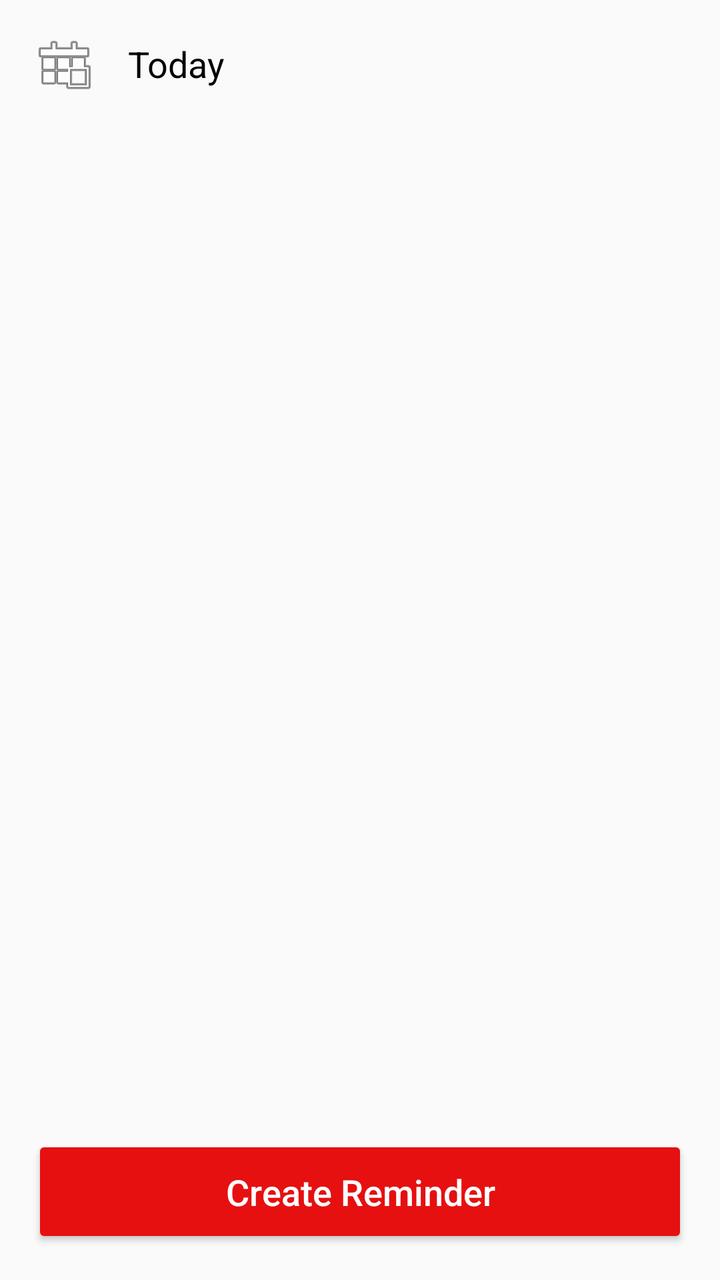
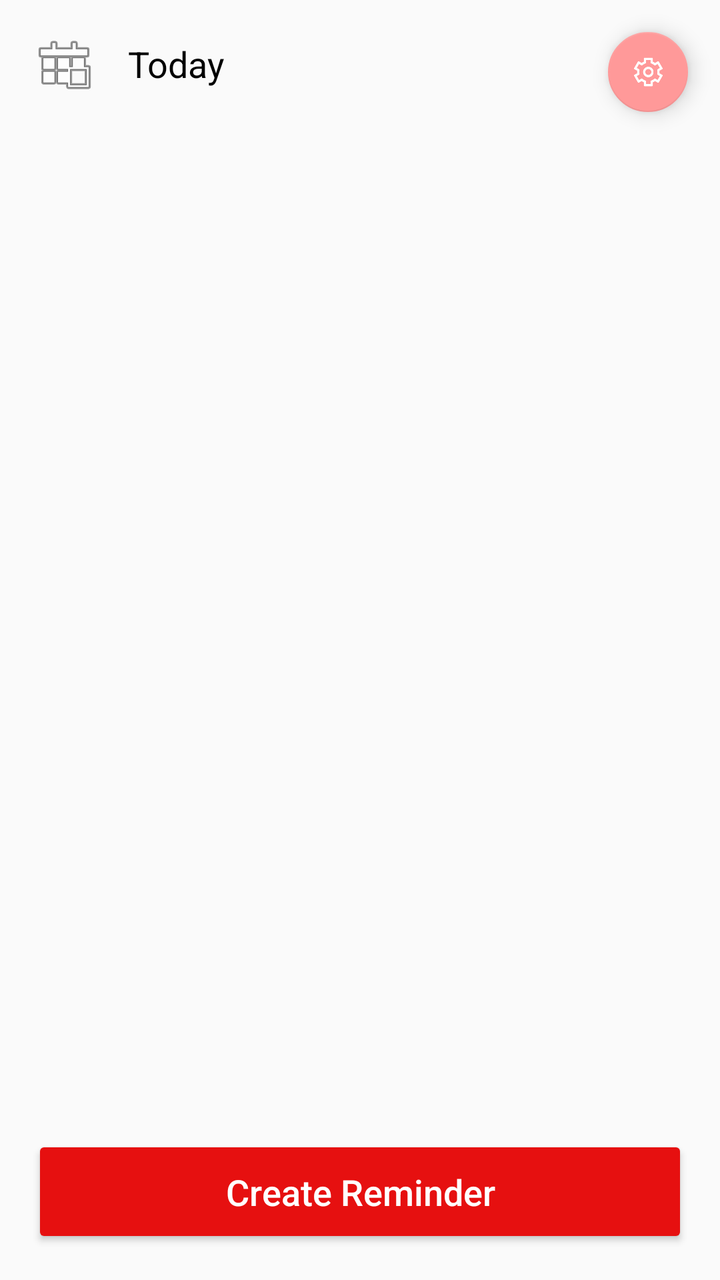

An Android layout rendered at two revisions. The XML below is the earlier revision; the diff shows what the commit changed to produce the second picture.
<!-- AndroidManifest.xml: application theme Theme.MyApplication -->
<!-- res/layout/activity_main.xml -->
<?xml version="1.0" encoding="utf-8"?>
<LinearLayout
    xmlns:android="http://schemas.android.com/apk/res/android"
    android:layout_width="match_parent"
    android:layout_height="match_parent"
    android:orientation="vertical"
    android:padding="16dp">

    
    <LinearLayout
        android:layout_width="match_parent"
        android:layout_height="wrap_content"
        android:orientation="horizontal"
        android:gravity="center_vertical"
        android:paddingBottom="8dp">

        <ImageButton
            android:id="@+id/buttonSelectDate"
            android:layout_width="wrap_content"
            android:layout_height="wrap_content"
            android:src="@android:drawable/ic_menu_today"
            android:contentDescription="Select Date"
            android:background="?attr/selectableItemBackgroundBorderless"/>

        <TextView
            android:id="@+id/textViewSelectedDate"
            android:layout_width="wrap_content"
            android:layout_height="wrap_content"
            android:text="Today"
            android:textSize="18sp"
            android:paddingStart="16dp"
            android:textColor="@android:color/black"/>
    </LinearLayout>

    
    <androidx.recyclerview.widget.RecyclerView
        android:id="@+id/recyclerViewReminders"
        android:layout_width="match_parent"
        android:layout_height="0dp"
        android:layout_weight="1"
        android:clipToPadding="false"
        android:paddingBottom="8dp"/>

    
    <Button
        android:id="@+id/buttonCreateReminder"
        android:layout_width="match_parent"
        android:layout_height="wrap_content"
        android:text="Create Reminder"
        android:textColor="#FFFFFF"
        android:layout_marginTop="24dp"
        android:padding="16dp"
        android:textSize="18sp"/>

</LinearLayout>
<!-- resources referenced by this layout -->
<resources>
  <style name="Theme.MyApplication" parent="Theme.AppCompat.Light.DarkActionBar">
  
          <item name="android:statusBarColor">#f5f5f5</item>
          <item name="colorPrimary">@color/colorPrimary</item>
          <item name="colorPrimaryDark">@color/colorPrimaryDark</item>
          <item name="colorAccent">@color/colorAccent</item>
          <item name="buttonStyle">@style/MyButtonStyle</item>
          <item name="android:textAllCaps">false</item>
  
      </style>
  <color name="colorPrimary">#e61010</color>
  <color name="colorPrimaryDark">#3700B3</color>
  <color name="colorAccent">#ff9999</color>
  <style name="MyButtonStyle" parent="Widget.AppCompat.Button">
          <item name="android:backgroundTint">@color/colorPrimary</item>
      </style>
</resources>

<!-- the commit's change to res/layout/activity_main.xml (unified diff, before → after) -->
@@ -1,55 +1,77 @@
 <?xml version="1.0" encoding="utf-8"?>
-<LinearLayout
-    xmlns:android="http://schemas.android.com/apk/res/android"
+<androidx.coordinatorlayout.widget.CoordinatorLayout xmlns:android="http://schemas.android.com/apk/res/android"
     android:layout_width="match_parent"
     android:layout_height="match_parent"
-    android:orientation="vertical"
-    android:padding="16dp">
+    xmlns:app="http://schemas.android.com/apk/res-auto">
 
-    
     <LinearLayout
+        xmlns:android="http://schemas.android.com/apk/res/android"
+        xmlns:app="http://schemas.android.com/apk/res-auto"
         android:layout_width="match_parent"
-        android:layout_height="wrap_content"
-        android:orientation="horizontal"
-        android:gravity="center_vertical"
-        android:paddingBottom="8dp">
+        android:layout_height="match_parent"
+        android:orientation="vertical"
+        android:padding="16dp">
 
-        <ImageButton
-            android:id="@+id/buttonSelectDate"
-            android:layout_width="wrap_content"
+        
+        <LinearLayout
+            android:layout_width="match_parent"
             android:layout_height="wrap_content"
-            android:src="@android:drawable/ic_menu_today"
-            android:contentDescription="Select Date"
-            android:background="?attr/selectableItemBackgroundBorderless"/>
+            android:orientation="horizontal"
+            android:gravity="center_vertical"
+            android:paddingBottom="8dp">
 
-        <TextView
-            android:id="@+id/textViewSelectedDate"
-            android:layout_width="wrap_content"
+            <ImageButton
+                android:id="@+id/buttonSelectDate"
+                android:layout_width="wrap_content"
+                android:layout_height="wrap_content"
+                android:src="@android:drawable/ic_menu_today"
+                android:contentDescription="Select Date"
+                android:background="?attr/selectableItemBackgroundBorderless"/>
+
+            <TextView
+                android:id="@+id/textViewSelectedDate"
+                android:layout_width="wrap_content"
+                android:layout_height="wrap_content"
+                android:text="Today"
+                android:textSize="18sp"
+                android:paddingStart="16dp"
+                android:textColor="@android:color/black"/>
+        </LinearLayout>
+
+        
+        <androidx.recyclerview.widget.RecyclerView
+            android:id="@+id/recyclerViewReminders"
+            android:layout_width="match_parent"
+            android:layout_height="0dp"
+            android:layout_weight="1"
+            android:clipToPadding="false"
+            android:paddingBottom="8dp"/>
+
+        
+        <Button
+            android:id="@+id/buttonCreateReminder"
+            android:layout_width="match_parent"
             android:layout_height="wrap_content"
-            android:text="Today"
-            android:textSize="18sp"
-            android:paddingStart="16dp"
-            android:textColor="@android:color/black"/>
+            android:text="Create Reminder"
+            android:textColor="#FFFFFF"
+            android:layout_marginTop="24dp"
+            android:padding="16dp"
+            android:textSize="18sp"/>
+
     </LinearLayout>
 
     
-    <androidx.recyclerview.widget.RecyclerView
-        android:id="@+id/recyclerViewReminders"
-        android:layout_width="match_parent"
-        android:layout_height="0dp"
-        android:layout_weight="1"
-        android:clipToPadding="false"
-        android:paddingBottom="8dp"/>
+    <com.google.android.material.floatingactionbutton.FloatingActionButton
+        android:id="@+id/fabSettings"
+        android:layout_width="wrap_content"
+        android:layout_height="wrap_content"
+        android:layout_gravity="end|top"
+        android:layout_margin="16dp"
+        android:layout_marginTop="48dp"
+        android:src="@drawable/ic_settings"
+    android:contentDescription="Settings"
+        app:fabSize="mini"
 
-    
-    <Button
-        android:id="@+id/buttonCreateReminder"
-        android:layout_width="match_parent"
-        android:layout_height="wrap_content"
-        android:text="Create Reminder"
-        android:textColor="#FFFFFF"
-        android:layout_marginTop="24dp"
-        android:padding="16dp"
-        android:textSize="18sp"/>
+        />
 
-</LinearLayout>
+</androidx.coordinatorlayout.widget.CoordinatorLayout>
<!-- resource entries referenced after the edit -->
@@ -1,5 +1,6 @@
 <!-- resources referenced by this layout -->
 <resources>
+  <!-- drawable ic_settings: png bitmap (drawable, 4677 bytes) -->
   <style name="Theme.MyApplication" parent="Theme.AppCompat.Light.DarkActionBar">
   
           <item name="android:statusBarColor">#f5f5f5</item>
